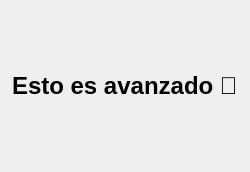
This is src/frontend/presentation/resources/ui/wizard_03_advanced.ui in Cristian-Blanco/Geo-Time-Lapse as Qt 5 draws it before an edit. The edited form follows.
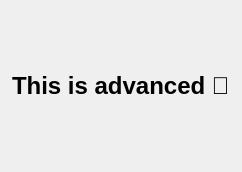
This is the edited form.

What changed in the file:
```diff
--- a/src/frontend/presentation/resources/ui/wizard_03_advanced.ui
+++ b/src/frontend/presentation/resources/ui/wizard_03_advanced.ui
@@ -18,7 +18,7 @@
 
    <item>
     <widget class="QLabel" name="lbl_title">
-     <property name="text"><string>Esto es avanzado 🧠</string></property>
+     <property name="text"><string>This is advanced 🧠</string></property>
      <property name="alignment"><set>Qt::AlignCenter</set></property>
      <property name="font">
       <font><pointsize>18</pointsize><bold>true</bold></font>
```
